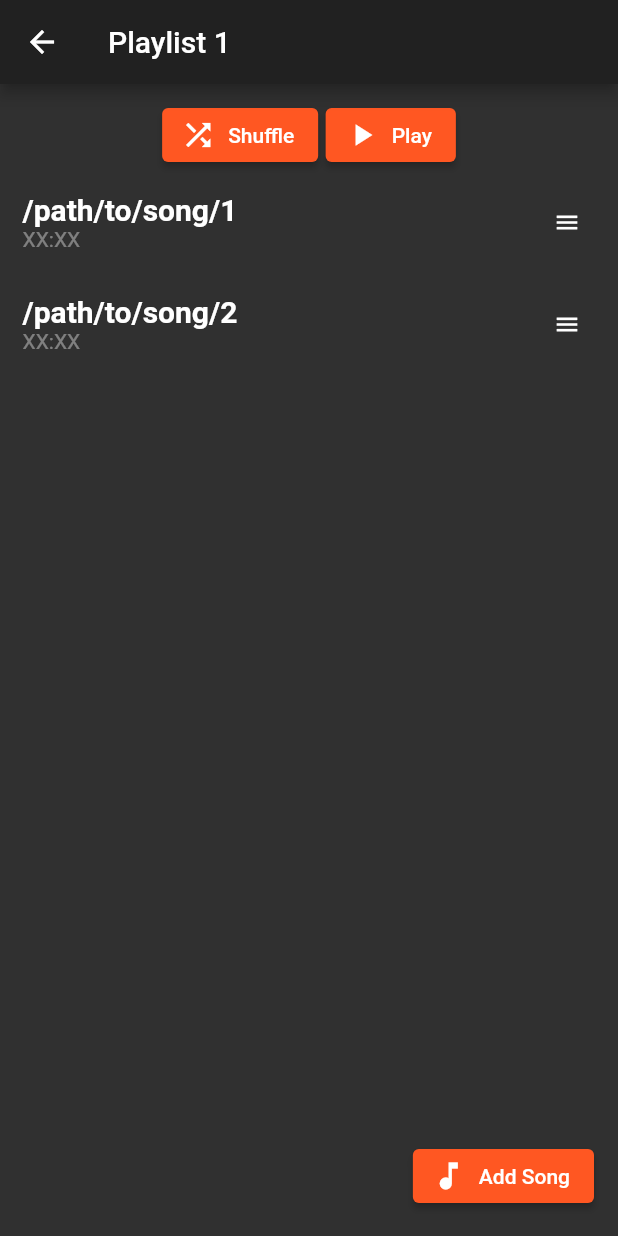
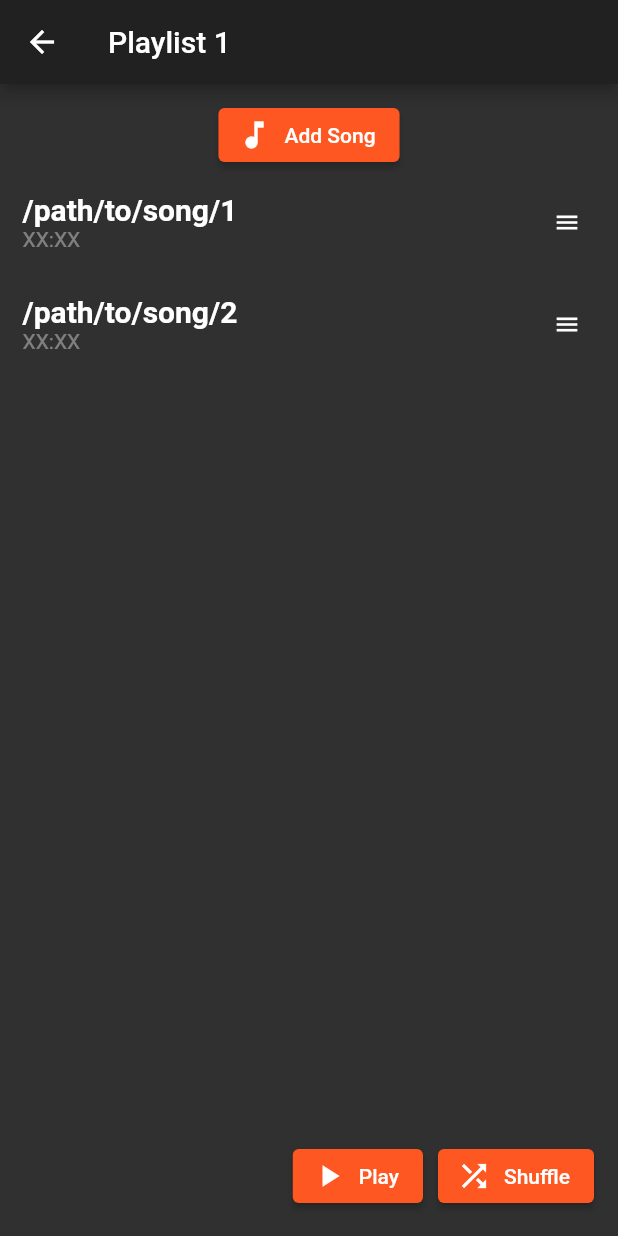
Before and after one commit to jaq-the-cat/ezmp, a Flutter app: the screen it shows after launch, after a tap on "Playlist 1", on a phone screen of 412 x 824 dp. Run offline on Flutter 3.47's test engine with Material 2 defaults, Android fonts, the phone set to English and light mode, and no system bars.

Commit message:
makePlaylistWidgets in func and stuff

```diff
--- a/lib/main.dart
+++ b/lib/main.dart
@@ -6,6 +6,24 @@ import 'dialogs.dart';
 final newPlaylistKey = GlobalKey<HomePageState>();
 
 void main() => runApp(MyApp());
+
+Widget newPlaylistForm(TextEditingController nameController, {void Function() onCreate}) => Container(
+    margin: EdgeInsets.symmetric(horizontal: 10),
+    child: Row(
+        children: <Widget>[
+            Expanded(
+                child: TextFormField(
+                    autofocus: true,
+                    controller: nameController,
+                ),
+            ),
+            TextButton(
+                child: Text("Create"),
+                onPressed: onCreate,
+            ),
+        ],
+    ),
+);
 
 class MyApp extends StatelessWidget {
     @override
@@ -49,33 +67,16 @@ class HomePageState extends State<HomePage> {
                 );
         }));
         if (newPlaylistOpen) {
-            list.add(
-                Container(
-                    margin: EdgeInsets.symmetric(horizontal: 10),
-                    child: Row(
-                        children: <Widget>[
-                            Expanded(
-                                child: TextFormField(
-                                    autofocus: true,
-                                    controller: nameController,
-                                ),
-                            ),
-                            TextButton(
-                                child: Text("Create"),
-                                onPressed: () {
-                                    setState(() {
-                                        if (nameController.text != null && nameController.text != "") {
-                                            playlists[nameController.text] = Set();
-                                            nameController.clear();
-                                        }
-                                        newPlaylistOpen ^= true;
-                                    });
-                                },
-                            )
-                        ]
-                    )
-                ),
-            );
+            list.add(newPlaylistForm(
+                nameController,
+                onCreate: () => setState(() {
+                    if (nameController.text != null && nameController.text != "") {
+                        playlists[nameController.text] = Set();
+                        nameController.clear();
+                    }
+                    newPlaylistOpen ^= true;
+                }),
+            ));
         }
         return list;
     }
--- a/lib/playlist.dart
+++ b/lib/playlist.dart
@@ -29,25 +29,16 @@ class PlaylistState extends State<PlaylistPage> {
                 title: Text(widget.name),
             ),
             body: ListView(
-                children: <Widget>[
+                children: <Widget>[ // top bit
                     Container(
                         padding: EdgeInsets.only(top: 10),
-                        child: Row(
-                            mainAxisAlignment: MainAxisAlignment.center,
-                            children: <Widget>[
-                                ElevatedButton.icon(
-                                    icon: Icon(Icons.shuffle),
-                                    label: Text("Shuffle"),
-                                    onPressed: () => globalQueue.toggleShuffle(),
-                                ),
-                                SizedBox(width: 5),
-                                ElevatedButton.icon(
-                                    icon: Icon(Icons.play_arrow),
-                                    label: Text("Play"),
-                                    onPressed: () => globalQueue.togglePlayPause(),
-                                ),
-                            ]
-                        )
+                        child: Center(
+                            child: ElevatedButton.icon(
+                                icon: Icon(Icons.music_note),
+                                label: Text("Add Song"),
+                                onPressed: () => showAddSongDialog(context).then((songs) => setState(() => widget.songs.addAll(songs))),
+                            ),
+                        ),
                     ),
                 ] + widget.songs.map(
                     (songName) => Container(
@@ -95,10 +86,21 @@ class PlaylistState extends State<PlaylistPage> {
                     ),
                 ).toList(),
             ),
-            floatingActionButton:  ElevatedButton.icon(
-                icon: Icon(Icons.music_note),
-                label: Text("Add Song"),
-                onPressed: () => showAddSongDialog(context).then((songs) => setState(() => widget.songs.addAll(songs))),
+            floatingActionButton: Row(
+                mainAxisAlignment: MainAxisAlignment.end,
+                children: [
+                    ElevatedButton.icon(
+                        icon: Icon(Icons.play_arrow),
+                        label: Text("Play"),
+                        onPressed: () => globalQueue.togglePlayPause(),
+                    ),
+                    SizedBox(width: 10),
+                    ElevatedButton.icon(
+                        icon: Icon(Icons.shuffle),
+                        label: Text("Shuffle"),
+                        onPressed: () => globalQueue.toggleShuffle(),
+                    ),
+                ],
             ),
         );
     }
```
Also changed, not shown: 1 other file.
